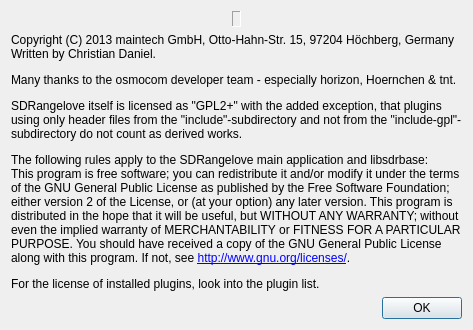
Before: the Qt Designer form sdrbase/gui/aboutdialog.ui in f4exb/sdrangel, drawn with Qt 5.
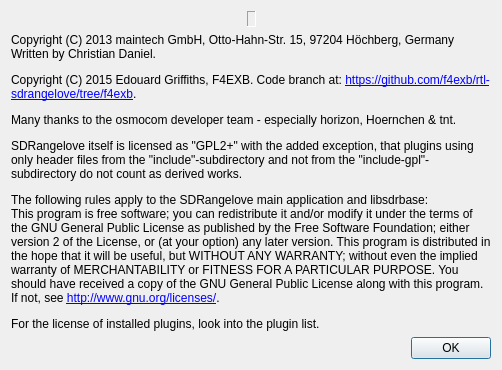
After: the same form once the commit is applied. Icons and pictures are not drawn.

Commit message: Added copyright notice in about dialog

Patch:
```diff
--- a/sdrbase/gui/aboutdialog.ui
+++ b/sdrbase/gui/aboutdialog.ui
@@ -7,7 +7,7 @@
     <x>0</x>
     <y>0</y>
     <width>484</width>
-    <height>503</height>
+    <height>602</height>
    </rect>
   </property>
   <property name="windowTitle">
@@ -80,6 +80,7 @@
      <property name="text">
       <string>&lt;p&gt;Copyright (C) 2013 maintech GmbH, Otto-Hahn-Str. 15, 97204 Höchberg, Germany&lt;br&gt;
 Written by Christian Daniel.&lt;/p&gt;
+&lt;p&gt;Copyright (C) 2015 Edouard Griffiths, F4EXB. Code branch at: &lt;a href=&quot;https://github.com/f4exb/rtl-sdrangelove/tree/f4exb&quot;&gt;https://github.com/f4exb/rtl-sdrangelove/tree/f4exb&lt;/a&gt;.&lt;/p&gt;
 &lt;p&gt;Many thanks to the osmocom developer team - especially horizon, Hoernchen &amp;amp; tnt.&lt;/p&gt;
 &lt;p&gt;SDRangelove itself is licensed as &quot;GPL2+&quot; with the added exception, that plugins using only header files from the &quot;include&quot;-subdirectory and not from the &quot;include-gpl&quot;-subdirectory do not count as derived works.&lt;/p&gt;
 &lt;p&gt;The following rules apply to the SDRangelove main application and libsdrbase:&lt;br&gt;
```
